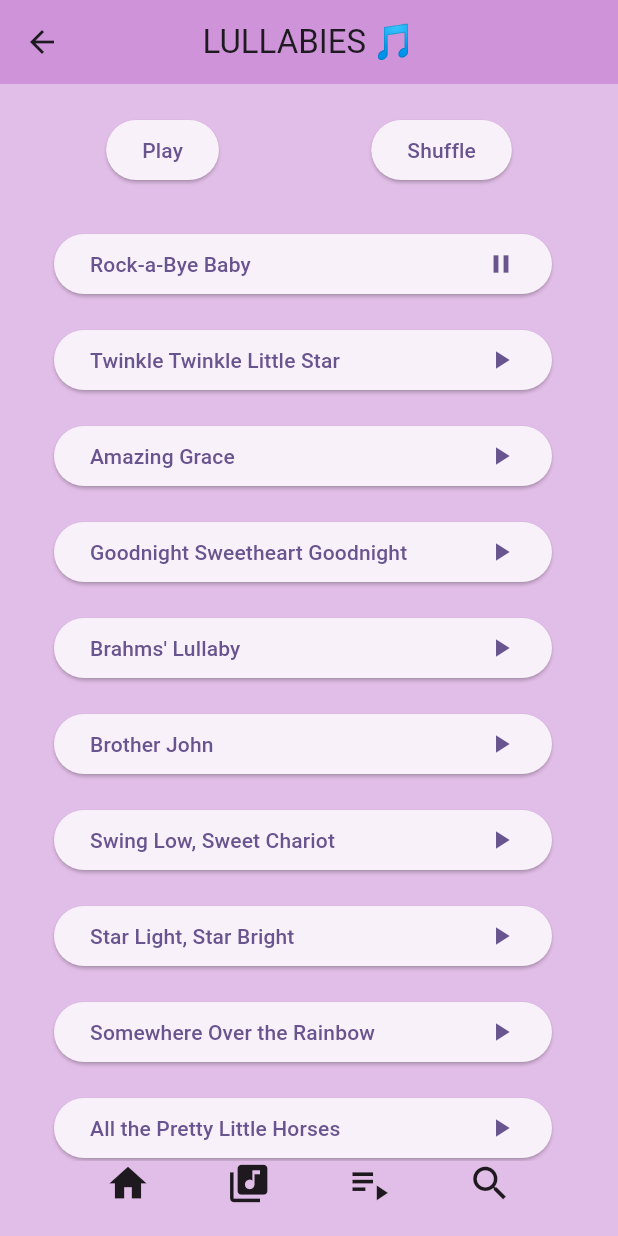
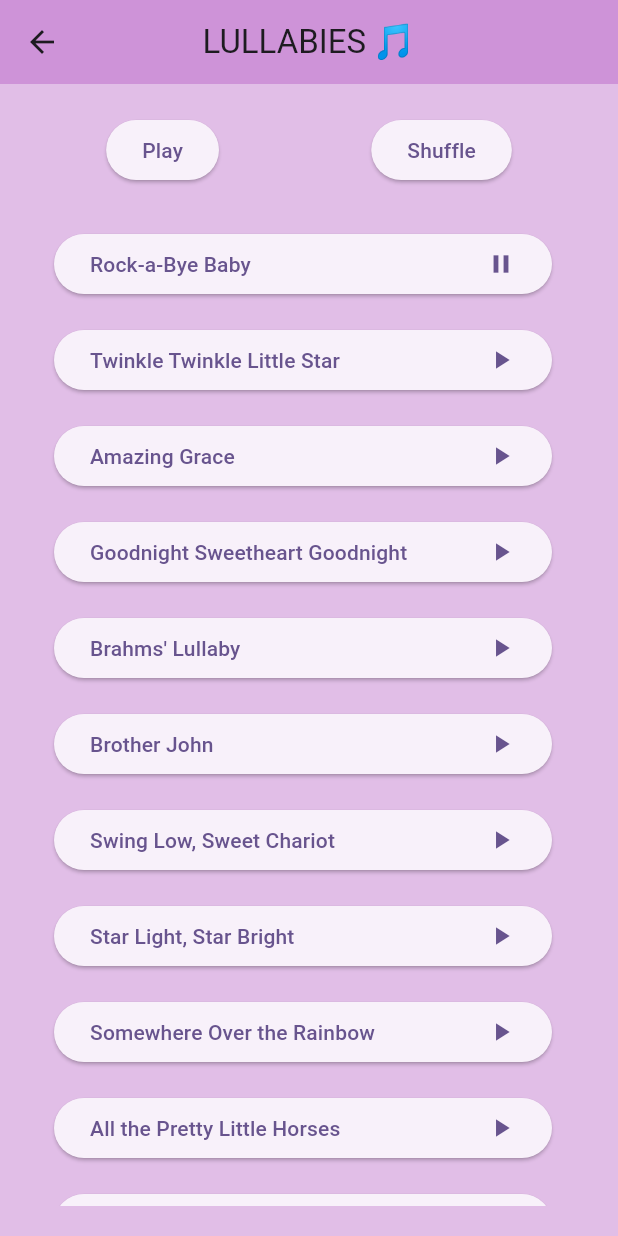
Before and after one commit to CowryCode/BreastFirst, a Flutter app: the LullabiesScreen screen opened directly, after a tap on "Rock-a-Bye Baby", on a phone screen of 412 x 824 dp. Run offline on Flutter 3.47's test engine with Material 3 defaults, Android fonts, the phone set to English and light mode, and no system bars; our stand-ins replace assets_audio_player, audioplayers, cloud_firestore, firebase_auth, firebase_core; accounts and stored records are empty; generated files the repository leaves out were written again; statements that could not run were skipped.

Commit message:
lullaby widget completed and cloud music playing

```diff
--- a/lib/pages/musicplayers/lullabypage.dart
+++ b/lib/pages/musicplayers/lullabypage.dart
@@ -22,7 +22,8 @@ class _LullabiesScreenState extends State<LullabiesScreen> {
   void initState() {
     // TODO: implement initState
     super.initState();
-    playBgSound(musicUri: "https://ardanceeappassets.s3.ca-central-1.amazonaws.com/audios/Enjoy-12.mp3");
+    //playBgSound(musicUri: "https://ardanceeappassets.s3.ca-central-1.amazonaws.com/audios/Enjoy-12.mp3");
+    //playBgSound(musicUri: "https://easyfeed.s3.us-east-2.amazonaws.com/Rock_a_bye_Baby.mp3");
   }
 
   @override
@@ -99,15 +100,15 @@ class _LullabiesScreenState extends State<LullabiesScreen> {
                 ],
               ),
             ),
-            Row(
-              mainAxisAlignment: MainAxisAlignment.spaceEvenly,
-              children: [
-                Icon(Icons.home, size: 30),
-                Icon(Icons.library_music, size: 30),
-                Icon(Icons.playlist_play, size: 30),
-                Icon(Icons.search, size: 30),
-              ],
-            )
+            // Row(
+            //   mainAxisAlignment: MainAxisAlignment.spaceEvenly,
+            //   children: [
+            //    // Icon(Icons.home, size: 30),
+            //     // Icon(Icons.library_music, size: 30),
+            //     // Icon(Icons.playlist_play, size: 30),
+            //     // Icon(Icons.search, size: 30),
+            //   ],
+            // )
           ],
         ),
       ),
@@ -137,13 +138,22 @@ class _LullabiesScreenState extends State<LullabiesScreen> {
       if(isMusicPlaying == true){
         print('got here 1');
         pauseBgSound();
+        setState(() {
+          activeMusicIndex = 0;
+          isMusicPlaying = false;
+        });
       }else{
         print('got here 2');
+        setState(() {
+          activeMusicIndex = musicIndex;
+          isMusicPlaying = true;
+        });
         playPauseBgSound();
       }
     }else{
       print('got here 3');
       String? uri = MusicLibrary().getMusicUri(musicIndex: musicIndex);
+      print('THE MUSIC URL : $uri');
       playBgSound(musicUri: uri!);
       setState(() {
         activeMusicIndex = musicIndex;
@@ -171,9 +181,6 @@ class _LullabiesScreenState extends State<LullabiesScreen> {
   }
 
   playBgSound({required String musicUri}) async {
-    // bool b = await PrefData().getIsSoundOn();
-    // print("playsound===true---$b");
-    // // if (b) {
     try {
       if (assetsAudioPlayer != null &&
           assetsAudioPlayer.isPlaying.value) {
@@ -186,7 +193,7 @@ class _LullabiesScreenState extends State<LullabiesScreen> {
     //assetsAudioPlayer.open(Audio.network(isSkip),
     assetsAudioPlayer.open(Audio.network(musicUri),
         autoStart: b,
-        loopMode: LoopMode.single,
+        loopMode: LoopMode.playlist,
         playInBackground: PlayInBackground.disabledPause,
         audioFocusStrategy: AssetsAudioPlayer.defaultFocusStrategy);
   }
```
Also changed, not shown: 2 other files.
